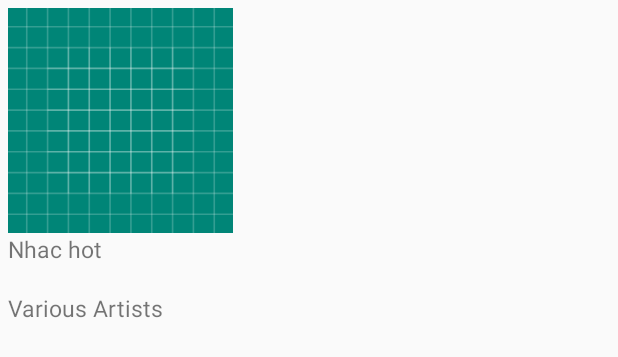
After one commit to namdang0204/BTL_Android, an Android app: the layout dong_danhsach_playlist.xml on its own in the app's theme, with its tools: preview values and no code run, on a phone screen of 412 x 824 dp. The commit adds this screen. Shown: the top 357 px of the screen. Run offline under Robolectric (Android 15) with nearby library versions, the phone set to English and light mode, and no system bars.

Commit message:
danh sach Playlist

```diff
--- a/app/src/main/AndroidManifest.xml
+++ b/app/src/main/AndroidManifest.xml
@@ -11,7 +11,8 @@
         android:roundIcon="@mipmap/ic_launcher_round"
         android:supportsRtl="true"
         android:theme="@style/AppTheme">
-        <activity android:name=".Activity.PlayMusicActivity"></activity>
+        <activity android:name=".Activity.DanhSachPlaylistActivity"></activity>
+        <activity android:name=".Activity.PlayMusicActivity" />
         <activity android:name=".Activity.ListSongActivity" />
         <activity android:name=".Activity.MainActivity">
             <intent-filter>
--- a/app/src/main/java/com/example/myzing/Adapter/PlaylistAdapter.java
+++ b/app/src/main/java/com/example/myzing/Adapter/PlaylistAdapter.java
@@ -45,7 +45,7 @@ public class PlaylistAdapter extends ArrayAdapter<Playlist> {
     }
     Playlist playlist= getItem(position);
         Picasso.with(getContext()).load(playlist.getImagePlaylist()).into(viewHolder.imgBackgroundPlaylist);
-        Picasso.with(getContext()).load(playlist.getImagePlaylist()).into(viewHolder.imgPlaylist);
+        Picasso.with(getContext()).load(playlist.getImageIcon()).into(viewHolder.imgPlaylist);
         viewHolder.txtview_NamePlaylist.setText(playlist.getNamePlaylist());
         return convertView;
     }
--- a/app/src/main/java/com/example/myzing/Service/DataService.java
+++ b/app/src/main/java/com/example/myzing/Service/DataService.java
@@ -24,4 +24,6 @@ public interface DataService {
     @POST("getListSong.php")
     Call<List<Song>> GetListSongOfAdvertise(@Field("idAdvertise") String idAdvertise);
 
+    @GET("getDanhSachPlaylist.php")
+    Call<List<Playlist>> GetDanhSachPlaylist();
 }
--- /dev/null
+++ b/app/src/main/res/layout/dong_danhsach_playlist.xml
@@ -0,0 +1,41 @@
+<?xml version="1.0" encoding="utf-8"?>
+<LinearLayout
+    xmlns:android="http://schemas.android.com/apk/res/android"
+
+
+    android:layout_margin="5dp"
+    android:orientation="vertical"
+    android:layout_width="wrap_content"
+    android:layout_height="wrap_content">
+    <FrameLayout
+        android:id="@+id/framelayout"
+        android:layout_gravity="center"
+        android:layout_width="wrap_content"
+        android:layout_height="wrap_content">
+        <ImageView
+            android:scaleType="centerCrop"
+            android:background="@drawable/ic_launcher_background"
+            android:id="@+id/imageview_danhsach_playlist"
+            android:layout_width="150dp"
+            android:layout_height="150dp" />
+    </FrameLayout>
+    <TextView
+
+        android:textSize="15sp"
+        android:text="Nhac hot"
+        android:layout_gravity="left"
+        android:maxWidth="200dp"
+        android:lines="2"
+        android:maxLines="2"
+        android:ellipsize="end"
+        android:id="@+id/textview_danhsach_playlist"
+        android:layout_width="wrap_content"
+        android:layout_height="wrap_content" />
+    <TextView
+
+        android:textSize="15sp"
+        android:text="Various Artists"
+        android:layout_width="wrap_content"
+        android:layout_height="wrap_content" />
+
+</LinearLayout>
--- a/app/src/main/res/layout/fragment_home.xml
+++ b/app/src/main/res/layout/fragment_home.xml
@@ -25,6 +25,7 @@
             android:layout_height="wrap_content">
 
         </fragment>
+
     </LinearLayout>
 
 </ScrollView>
--- a/app/src/main/res/layout/fragment_playlist.xml
+++ b/app/src/main/res/layout/fragment_playlist.xml
@@ -9,6 +9,7 @@
         android:id="@+id/textview_title_playlist"
         android:layout_width="match_parent"
         android:layout_height="wrap_content"
+        android:layout_marginLeft="10dp"
         android:layout_marginTop="40dp"
         android:layout_marginBottom="5dp"
         android:text="CHỦ NHẬT ÊM ĐỀM"
@@ -38,7 +39,9 @@
         android:layout_marginBottom="30dp"
         android:background="#E0E2F1"
         android:paddingTop="10dp"
-        android:paddingBottom="10dp" />
+        android:paddingBottom="10dp"
+
+        />
 
 
 </RelativeLayout>
--- a/app/src/main/res/values/colors.xml
+++ b/app/src/main/res/values/colors.xml
@@ -3,4 +3,5 @@
     <color name="colorPrimary">#008577</color>
     <color name="colorPrimaryDark">#00574B</color>
     <color name="colorAccent">#D81B60</color>
+    <color name="mautim">#F09BF3</color>
 </resources>
```
Also changed, not shown: app/src/main/java/com/example/myzing/Activity/DanhSachPlaylistActivity.java (added, +83 -0 lines), app/src/main/java/com/example/myzing/Adapter/DanhSachPlaylistAdapter.java (added, +106 -0 lines), app/src/main/java/com/example/myzing/Fragment/Fragment_Playlist.java (+45 -7 lines), app/src/main/java/com/example/myzing/Model/Genre.java (added, +42 -0 lines), app/src/main/java/com/example/myzing/Model/Playlist.java (+11 -0 lines), app/src/main/java/com/example/myzing/Model/Topic.java (added, +42 -0 lines), app/src/main/java/com/example/myzing/Model/TopicGenre.java (added, +32 -0 lines), app/src/main/java/com/example/myzing/Model/Topic_Genre.java (deleted, +0 -45 lines), app/src/main/res/layout/activity_danh_sach_playlist.xml (added, +21 -0 lines). Lines whose indentation alone changed are shown as unchanged.
